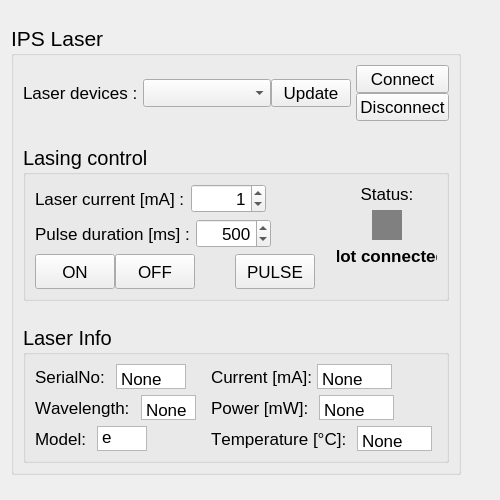
The window that src/ipscontrol/Ui/laser_control.ui (lumed-mtl/lumed_ips) describes before a commit, drawn with Qt 5.
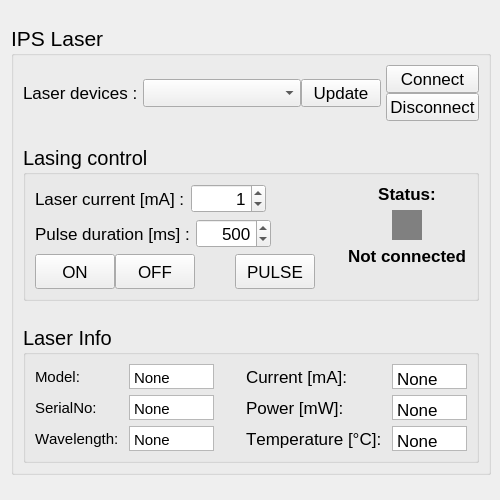
The same window after the commit.

Commit message: Slight display changed in the Ui

Patch:
```diff
--- a/src/ipscontrol/Ui/laser_control.ui
+++ b/src/ipscontrol/Ui/laser_control.ui
@@ -33,13 +33,13 @@
      </property>
      <property name="minimumSize">
       <size>
-       <width>450</width>
-       <height>400</height>
+       <width>480</width>
+       <height>450</height>
       </size>
      </property>
      <property name="maximumSize">
       <size>
-       <width>450</width>
+       <width>480</width>
        <height>450</height>
       </size>
      </property>
@@ -427,8 +427,8 @@
                <property name="font">
                 <font>
                  <pointsize>13</pointsize>
-                 <weight>50</weight>
-                 <bold>false</bold>
+                 <weight>75</weight>
+                 <bold>true</bold>
                 </font>
                </property>
                <property name="text">
@@ -491,7 +491,7 @@
               <widget class="QLabel" name="label_status">
                <property name="minimumSize">
                 <size>
-                 <width>100</width>
+                 <width>120</width>
                  <height>0</height>
                 </size>
                </property>
@@ -576,13 +576,77 @@
           <layout class="QHBoxLayout" name="horizontalLayout_11">
            <item>
             <layout class="QVBoxLayout" name="verticalLayout_7">
+             <item>
+              <layout class="QHBoxLayout" name="horizontalLayout_5">
+               <property name="spacing">
+                <number>6</number>
+               </property>
+               <item>
+                <widget class="QLabel" name="label_model">
+                 <property name="font">
+                  <font>
+                   <pointsize>11</pointsize>
+                   <weight>50</weight>
+                   <bold>false</bold>
+                   <kerning>false</kerning>
+                  </font>
+                 </property>
+                 <property name="text">
+                  <string>Model: </string>
+                 </property>
+                </widget>
+               </item>
+               <item>
+                <widget class="QPlainTextEdit" name="plainTextEdit_model">
+                 <property name="sizePolicy">
+                  <sizepolicy hsizetype="Preferred" vsizetype="Preferred">
+                   <horstretch>0</horstretch>
+                   <verstretch>0</verstretch>
+                  </sizepolicy>
+                 </property>
+                 <property name="minimumSize">
+                  <size>
+                   <width>85</width>
+                   <height>25</height>
+                  </size>
+                 </property>
+                 <property name="maximumSize">
+                  <size>
+                   <width>85</width>
+                   <height>25</height>
+                  </size>
+                 </property>
+                 <property name="font">
+                  <font>
+                   <pointsize>11</pointsize>
+                   <weight>50</weight>
+                   <bold>false</bold>
+                   <kerning>false</kerning>
+                  </font>
+                 </property>
+                 <property name="verticalScrollBarPolicy">
+                  <enum>Qt::ScrollBarAlwaysOff</enum>
+                 </property>
+                 <property name="horizontalScrollBarPolicy">
+                  <enum>Qt::ScrollBarAlwaysOff</enum>
+                 </property>
+                 <property name="plainText">
+                  <string>None</string>
+                 </property>
+                 <property name="textInteractionFlags">
+                  <set>Qt::NoTextInteraction</set>
+                 </property>
+                </widget>
+               </item>
+              </layout>
+             </item>
              <item>
               <layout class="QHBoxLayout" name="horizontalLayout_7">
                <item>
                 <widget class="QLabel" name="label_serialno">
                  <property name="font">
                   <font>
-                   <pointsize>13</pointsize>
+                   <pointsize>11</pointsize>
                    <weight>50</weight>
                    <bold>false</bold>
                    <kerning>false</kerning>
@@ -603,19 +667,19 @@
                  </property>
                  <property name="minimumSize">
                   <size>
-                   <width>0</width>
-                   <height>0</height>
+                   <width>85</width>
+                   <height>25</height>
                   </size>
                  </property>
                  <property name="maximumSize">
                   <size>
-                   <width>75</width>
+                   <width>85</width>
                    <height>25</height>
                   </size>
                  </property>
                  <property name="font">
                   <font>
-                   <pointsize>13</pointsize>
+                   <pointsize>11</pointsize>
                    <weight>50</weight>
                    <bold>false</bold>
                    <kerning>false</kerning>
@@ -641,19 +705,6 @@
                  </property>
                 </widget>
                </item>
-               <item>
-                <spacer name="horizontalSpacer_12">
-                 <property name="orientation">
-                  <enum>Qt::Horizontal</enum>
-                 </property>
-                 <property name="sizeHint" stdset="0">
-                  <size>
-                   <width>40</width>
-                   <height>20</height>
-                  </size>
-                 </property>
-                </spacer>
-               </item>
               </layout>
              </item>
              <item>
@@ -662,7 +713,7 @@
                 <widget class="QLabel" name="label_wavelenght">
                  <property name="font">
                   <font>
-                   <pointsize>13</pointsize>
+                   <pointsize>11</pointsize>
                    <weight>50</weight>
                    <bold>false</bold>
                    <kerning>false</kerning>
@@ -683,19 +734,19 @@
                  </property>
                  <property name="minimumSize">
                   <size>
-                   <width>0</width>
-                   <height>0</height>
+                   <width>85</width>
+                   <height>25</height>
                   </size>
                  </property>
                  <property name="maximumSize">
                   <size>
-                   <width>55</width>
+                   <width>85</width>
                    <height>25</height>
                   </size>
                  </property>
                  <property name="font">
                   <font>
-                   <pointsize>13</pointsize>
+                   <pointsize>11</pointsize>
                    <weight>50</weight>
                    <bold>false</bold>
                    <kerning>false</kerning>
@@ -717,97 +768,6 @@
                   <set>Qt::NoTextInteraction</set>
                  </property>
                 </widget>
-               </item>
-               <item>
-                <spacer name="horizontalSpacer_4">
-                 <property name="orientation">
-                  <enum>Qt::Horizontal</enum>
-                 </property>
-                 <property name="sizeHint" stdset="0">
-                  <size>
-                   <width>40</width>
-                   <height>20</height>
-                  </size>
-                 </property>
-                </spacer>
-               </item>
-              </layout>
-             </item>
-             <item>
-              <layout class="QHBoxLayout" name="horizontalLayout_5">
-               <property name="spacing">
-                <number>-1</number>
-               </property>
-               <item>
-                <widget class="QLabel" name="label_model">
-                 <property name="font">
-                  <font>
-                   <pointsize>13</pointsize>
-                   <weight>50</weight>
-                   <bold>false</bold>
-                   <kerning>false</kerning>
-                  </font>
-                 </property>
-                 <property name="text">
-                  <string>Model: </string>
-                 </property>
-                </widget>
-               </item>
-               <item>
-                <widget class="QPlainTextEdit" name="plainTextEdit_model">
-                 <property name="sizePolicy">
-                  <sizepolicy hsizetype="Preferred" vsizetype="Preferred">
-                   <horstretch>0</horstretch>
-                   <verstretch>0</verstretch>
-                  </sizepolicy>
-                 </property>
-                 <property name="minimumSize">
-                  <size>
-                   <width>0</width>
-                   <height>0</height>
-                  </size>
-                 </property>
-                 <property name="maximumSize">
-                  <size>
-                   <width>50</width>
-                   <height>25</height>
-                  </size>
-                 </property>
-                 <property name="font">
-                  <font>
-                   <pointsize>13</pointsize>
-                   <weight>50</weight>
-                   <bold>false</bold>
-                   <kerning>false</kerning>
-                  </font>
-                 </property>
-                 <property name="verticalScrollBarPolicy">
-                  <enum>Qt::ScrollBarAlwaysOff</enum>
-                 </property>
-                 <property name="horizontalScrollBarPolicy">
-                  <enum>Qt::ScrollBarAlwaysOff</enum>
-                 </property>
-                 <property name="plainText">
-                  <string>None
-</string>
-                 </property>
-                 <property name="textInteractionFlags">
-                  <set>Qt::NoTextInteraction</set>
-                 </property>
-                </widget>
-               </item>
-               <item>
-                <spacer name="horizontalSpacer_5">
-                 <property name="orientation">
-                  <enum>Qt::Horizontal</enum>
-                 </property>
-                 <property name="sizeHint" stdset="0">
-                  <size>
-                   <width>40</width>
-                   <height>20</height>
-                  </size>
-                 </property>
-                </spacer>
                </item>
               </layout>
              </item>
@@ -890,19 +850,6 @@
                  </property>
                 </widget>
                </item>
-               <item>
-                <spacer name="horizontalSpacer_10">
-                 <property name="orientation">
-                  <enum>Qt::Horizontal</enum>
-                 </property>
-                 <property name="sizeHint" stdset="0">
-                  <size>
-                   <width>40</width>
-                   <height>20</height>
-                  </size>
-                 </property>
-                </spacer>
-               </item>
               </layout>
              </item>
              <item>
@@ -965,19 +912,6 @@
                  </property>
                 </widget>
                </item>
-               <item>
-                <spacer name="horizontalSpacer_11">
-                 <property name="orientation">
-                  <enum>Qt::Horizontal</enum>
-                 </property>
-                 <property name="sizeHint" stdset="0">
-                  <size>
-                   <width>40</width>
-                   <height>20</height>
-                  </size>
-                 </property>
-                </spacer>
-               </item>
               </layout>
              </item>
              <item>
@@ -1045,19 +979,6 @@
                  </property>
                 </widget>
                </item>
-               <item>
-                <spacer name="horizontalSpacer_9">
-                 <property name="orientation">
-                  <enum>Qt::Horizontal</enum>
-                 </property>
-                 <property name="sizeHint" stdset="0">
-                  <size>
-                   <width>40</width>
-                   <height>20</height>
-                  </size>
-                 </property>
-                </spacer>
-               </item>
               </layout>
              </item>
             </layout>
```
The commit also changes 2 other files.
